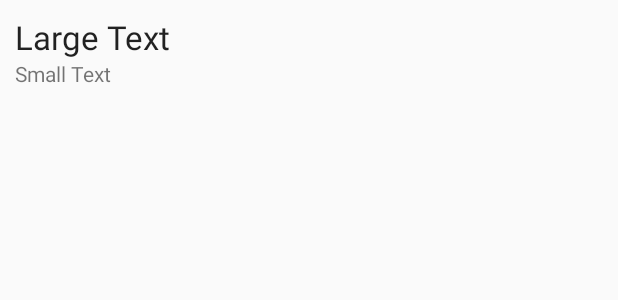
After one commit to MaisonMONA/mona-android, an Android app: the layout rangee_dist.xml on its own in the app's theme, with its tools: preview values and no code run, on a phone screen of 412 x 824 dp. The commit adds this screen. Shown: the top 300 px of the screen. Run offline under Robolectric (Android 15) with nearby library versions, the phone set to English and light mode, and no system bars; network calls fail.

Commit message:
Continued preparations for ListView sorting To be updated when access to internet

```diff
--- a/app/src/main/java/com/example/dajc/tabs/MapFragment.java
+++ b/app/src/main/java/com/example/dajc/tabs/MapFragment.java
@@ -47,8 +47,8 @@ public class MapFragment extends Fragment implements LocationListener, View.OnCl
 
 
     //attention, ces coordonnées existent donc si c'est le cas il y aura un bug
-    double lati = 0;
-    double longi = 0;
+    public double lati = 0;
+    public double longi = 0;
 
     double mtl_lati;
     double mtl_longi;
--- /dev/null
+++ b/app/src/main/res/layout/rangee_dist.xml
@@ -0,0 +1,42 @@
+<?xml version="1.0" encoding="utf-8"?>
+<LinearLayout xmlns:android="http://schemas.android.com/apk/res/android"
+    android:orientation="horizontal" android:layout_width="match_parent"
+    android:layout_height="wrap_content"
+    android:padding="10dp"
+    android:gravity="center_vertical">
+
+    <LinearLayout
+        android:orientation="vertical"
+        android:layout_width="match_parent"
+        android:layout_height="wrap_content">
+
+        <TextView
+            android:layout_width="match_parent"
+            android:layout_height="wrap_content"
+            android:textAppearance="?android:attr/textAppearanceLarge"
+            android:text="Large Text"
+            android:id="@+id/rangee_title" />
+
+        <LinearLayout
+            android:orientation="horizontal"
+            android:layout_width="match_parent"
+            android:layout_height="wrap_content">
+
+            <TextView
+                android:layout_width="fill_parent"
+                android:layout_height="wrap_content"
+                android:textAppearance="?android:attr/textAppearanceSmall"
+                android:text="Small Text"
+                android:id="@+id/rangee_sub"
+                android:layout_weight="1" />
+
+        </LinearLayout>
+
+    </LinearLayout>
+
+    <ImageButton
+        android:layout_width="wrap_content"
+        android:layout_height="wrap_content"
+        android:id="@+id/state_button" />
+
+</LinearLayout>
```
Also changed, not shown: app/src/main/java/com/example/dajc/tabs/ListViewActivity.java (+41 -7 lines), app/src/main/java/com/example/dajc/tabs/ListViewCursorAdaptor.java (+8 -3 lines).
